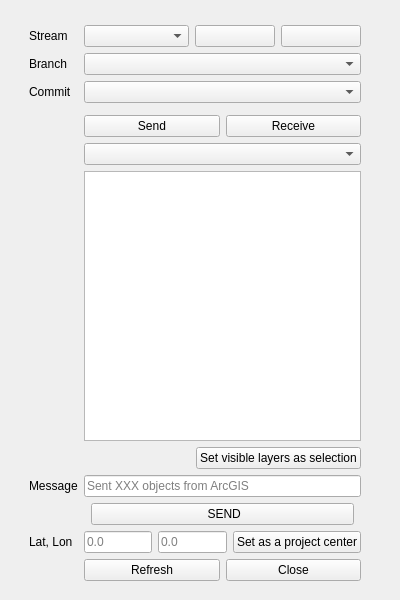
Old version of the form speckle_toolbox/esri/toolboxes/speckle/ui/speckle_qgis_dialog_base.ui in the repository specklesystems/speckle-arcgis.
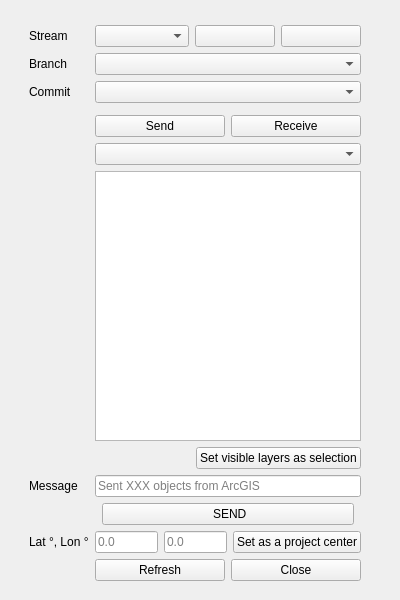
New version of the form.

```diff
--- a/speckle_toolbox/esri/toolboxes/speckle/ui/speckle_qgis_dialog_base.ui
+++ b/speckle_toolbox/esri/toolboxes/speckle/ui/speckle_qgis_dialog_base.ui
@@ -240,7 +240,7 @@
         <item row="11" column="0">
          <widget class="QLabel" name="surveyPointLabel">
           <property name="text">
-           <string>Lat, Lon</string>
+           <string>Lat °, Lon °</string>
           </property>
          </widget>
         </item>
```
